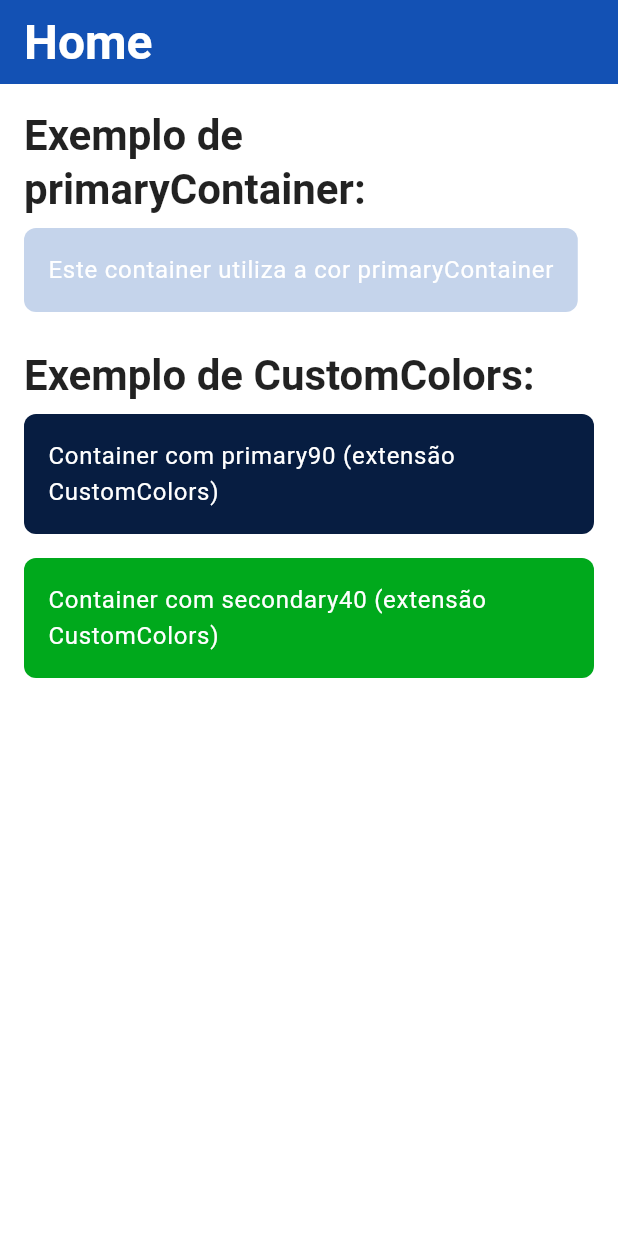
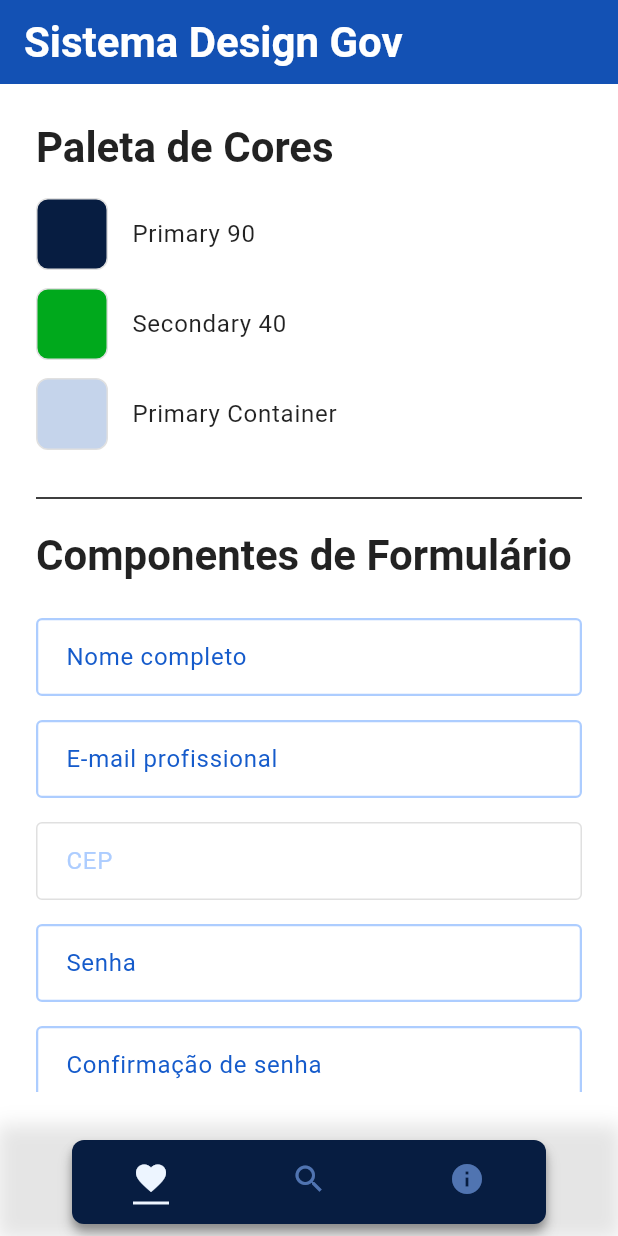
Before and after one commit to giancraft/ds-gov-temporario, a Flutter app: the screen it shows after launch, on a phone screen of 412 x 824 dp. Run offline on Flutter 3.47's test engine with Material 3 defaults, Android fonts, the phone set to English and light mode, and no system bars.

Commit message:
tarefa-537-540-539-538 feitas

```diff
--- a/lib/main.dart
+++ b/lib/main.dart
@@ -1,5 +1,9 @@
 import 'package:flutter/material.dart';
-import 'theme.dart'; // Certifique-se de que o caminho está correto
+import 'widgets/bottomNavBar.dart';
+import 'widgets/textFields.dart';
+import 'widgets/dialogs.dart';
+import 'theme.dart';
+import 'widgets/progressIndicator.dart';
 
 void main() {
   runApp(const MyApp());
@@ -11,86 +15,254 @@ class MyApp extends StatelessWidget {
   @override
   Widget build(BuildContext context) {
     return MaterialApp(
-      title: 'Exemplo de Theme',
+      title: 'Design System Gov',
       theme: AppTheme.themeData,
       home: const HomeScreen(),
     );
   }
 }
 
-class HomeScreen extends StatelessWidget {
+class HomeScreen extends StatefulWidget {
   const HomeScreen({super.key});
 
   @override
+  State<HomeScreen> createState() => _HomeScreenState();
+}
+
+class _HomeScreenState extends State<HomeScreen> {
+  int _selectedIndex = 0;
+  final TextEditingController _passwordController = TextEditingController();
+  final TextEditingController _confirmPasswordController =
+      TextEditingController();
+  bool _passwordsMatch = false;
+
+  bool _isLoading = false;
+
+  void _onItemTapped(int index) => setState(() => _selectedIndex = index);
+
+  @override
+  void dispose() {
+    _passwordController.dispose();
+    _confirmPasswordController.dispose();
+    super.dispose();
+  }
+
+  @override
   Widget build(BuildContext context) {
-    // Obtenha o tema da aplicação
     final theme = Theme.of(context);
 
     return Scaffold(
       appBar: AppBar(
         title: Text(
-          "Home",
-          style: theme.textTheme.headlineLarge?.copyWith(color: Colors.white),
+          "Sistema Design Gov",
+          style: theme.textTheme.headlineMedium?.copyWith(color: Colors.white),
         ),
-        // O AppBar utilizará a cor primary definida em AppTheme
       ),
-      body: Padding(
-        padding: const EdgeInsets.all(16.0),
-        child: Column(
-          crossAxisAlignment: CrossAxisAlignment.start,
+      body: SafeArea(
+        child: Padding(
+          padding: const EdgeInsets.all(24),
+          child: ListView(
             children: [
-            // Exemplo utilizando primaryContainer definido no ColorScheme
-            Text(
-              "Exemplo de primaryContainer:",
-              style: theme.textTheme.headlineMedium,
-            ),
-            const SizedBox(height: 8.0),
-            Container(
-              padding: const EdgeInsets.all(16.0),
-              decoration: BoxDecoration(
-                color: theme.colorScheme.primaryContainer,
-                borderRadius: BorderRadius.circular(8.0),
-              ),
-              child: Text(
-                'Este container utiliza a cor primaryContainer',
-                style: theme.textTheme.bodyLarge?.copyWith(
-                  color: theme.colorScheme.onPrimary,
+              _buildColorSection(theme),
+              const Divider(height: 40, thickness: 1),
+              _buildFormSection(theme),
+              const Divider(height: 40, thickness: 1),
+              _buildDialogSection(context),
+              const Divider(height: 40, thickness: 1),
+              _buildLoadingDemo(),
+              const SizedBox(height: 80),
+            ],
           ),
         ),
       ),
-            const SizedBox(height: 24.0),
-            // Exemplo utilizando cores customizadas definidas na extensão CustomColors
-            Text(
-              "Exemplo de CustomColors:",
-              style: theme.textTheme.headlineMedium,
+      bottomNavigationBar: Container(
+        decoration: BoxDecoration(
+          boxShadow: [
+            BoxShadow(
+              color: Colors.black.withOpacity(0.1),
+              blurRadius: 10,
+              spreadRadius: 2,
             ),
-            const SizedBox(height: 8.0),
-            Container(
-              padding: const EdgeInsets.all(16.0),
-              decoration: BoxDecoration(
-                color: theme.primary90, // Usando a variação primary90 definida na extensão
-                borderRadius: BorderRadius.circular(8.0),
+          ],
         ),
-              child: Text(
-                'Container com primary90 (extensão CustomColors)',
-                style: theme.textTheme.bodyLarge?.copyWith(color: Colors.white),
+        child: SafeArea(
+          child: Padding(
+            padding: const EdgeInsets.symmetric(horizontal: 24, vertical: 8),
+            child: CustomBottomNavBar(
+              selectedIndex: _selectedIndex,
+              onItemTapped: _onItemTapped,
+              itemCount: 3,
             ),
           ),
-            const SizedBox(height: 16.0),
-            Container(
-              padding: const EdgeInsets.all(16.0),
-              decoration: BoxDecoration(
-                color: theme.secondary40, // Usando a variação secondary40 definida na extensão
-                borderRadius: BorderRadius.circular(8.0),
-              ),
-              child: Text(
-                'Container com secondary40 (extensão CustomColors)',
-                style: theme.textTheme.bodyLarge?.copyWith(color: Colors.white),
-              ),
-            ),
-          ],
         ),
       ),
     );
   }
+
+  Widget _buildLoadingDemo() {
+    return Column(
+      crossAxisAlignment: CrossAxisAlignment.start,
+      children: [
+        Text(
+          "Indicador de Progresso Personalizado",
+          style: Theme.of(context).textTheme.headlineMedium,
+        ),
+        const SizedBox(height: 24),
+        _isLoading
+            ? const CustomProgressIndicator(size: 36)
+            : ElevatedButton(
+              onPressed: () {
+                setState(() => _isLoading = true);
+                Future.delayed(const Duration(seconds: 2), () {
+                  setState(() => _isLoading = false);
+                });
+              },
+              style: ElevatedButton.styleFrom(
+                backgroundColor: Theme.of(context).primary60,
+              ),
+              child: const Text(
+                "Simular Carregamento",
+                style: TextStyle(color: Colors.white),
+              ),
+            ),
+      ],
+    );
   }
+
+  Widget _buildDialogSection(BuildContext context) {
+    return Column(
+      crossAxisAlignment: CrossAxisAlignment.start,
+      children: [
+        Text(
+          "Componentes de Diálogo",
+          style: Theme.of(context).textTheme.headlineMedium,
+        ),
+        const SizedBox(height: 24),
+        Wrap(
+          spacing: 12,
+          runSpacing: 12,
+          alignment: WrapAlignment.start,
+          children: [
+            _buildDialogButton(
+              context,
+              "Simples",
+              () => CustomDialogs.showTitleDialog(context),
+            ),
+            _buildDialogButton(
+              context,
+              "Com Ícone",
+              () => CustomDialogs.showIconTitleDialog(context),
+            ),
+            _buildDialogButton(
+              context,
+              "Sem Título",
+              () => CustomDialogs.showSimpleDialog(context),
+            ),
+          ],
+        ),
+      ],
+    );
+  }
+
+  Widget _buildDialogButton(
+    BuildContext context,
+    String text,
+    VoidCallback action,
+  ) {
+    return ElevatedButton(
+      style: ElevatedButton.styleFrom(
+        backgroundColor: Theme.of(context).primary60,
+        padding: const EdgeInsets.symmetric(horizontal: 20, vertical: 12),
+        shape: RoundedRectangleBorder(borderRadius: BorderRadius.circular(8)),
+      ),
+      onPressed: action,
+      child: Text(
+        text,
+        style: const TextStyle(
+          color: Colors.white,
+          fontSize: 14,
+          fontWeight: FontWeight.w500,
+        ),
+      ),
+    );
+  }
+
+  Widget _buildColorSection(ThemeData theme) {
+    return Column(
+      crossAxisAlignment: CrossAxisAlignment.start,
+      children: [
+        Text("Paleta de Cores", style: theme.textTheme.headlineMedium),
+        const SizedBox(height: 16),
+        _ColorTile("Primary 90", theme.primary90),
+        _ColorTile("Secondary 40", theme.secondary40),
+        _ColorTile("Primary Container", theme.colorScheme.primaryContainer),
+      ],
+    );
+  }
+
+  Widget _buildFormSection(ThemeData theme) {
+    return Column(
+      crossAxisAlignment: CrossAxisAlignment.start,
+      children: [
+        Text(
+          "Componentes de Formulário",
+          style: theme.textTheme.headlineMedium,
+        ),
+        const SizedBox(height: 24),
+        const CustomTextField(label: "Nome completo"),
+        const SizedBox(height: 16),
+        const CustomTextField(label: "E-mail profissional"),
+        const SizedBox(height: 16),
+        const CustomTextField(label: "CEP", isDisabled: true),
+        const SizedBox(height: 16),
+        CustomTextField(
+          label: "Senha",
+          controller: _passwordController,
+          obscureText: true,
+        ),
+        const SizedBox(height: 16),
+        CustomTextField(
+          label: "Confirmação de senha",
+          controller: _confirmPasswordController,
+          obscureText: true,
+          hasError:
+              !_passwordsMatch && _confirmPasswordController.text.isNotEmpty,
+          errorText: _passwordsMatch ? null : "As senhas não coincidem",
+          onChanged:
+              (value) => setState(() {
+                _passwordsMatch = value == _passwordController.text;
+              }),
+        ),
+      ],
+    );
+  }
+}
+
+class _ColorTile extends StatelessWidget {
+  final String label;
+  final Color color;
+
+  const _ColorTile(this.label, this.color);
+
+  @override
+  Widget build(BuildContext context) {
+    return Padding(
+      padding: const EdgeInsets.only(bottom: 12),
+      child: Row(
+        children: [
+          Container(
+            width: 48,
+            height: 48,
+            decoration: BoxDecoration(
+              color: color,
+              borderRadius: BorderRadius.circular(8),
+              border: Border.all(color: Colors.grey.shade300),
+            ),
+          ),
+          const SizedBox(width: 16),
+          Text(label, style: Theme.of(context).textTheme.bodyLarge),
+        ],
+      ),
+    );
+  }
+}
--- a/lib/theme.dart
+++ b/lib/theme.dart
@@ -1,7 +1,6 @@
 import 'package:flutter/material.dart';
 
 class AppTheme {
-  // Defina as cores do design system
   static const Color primaryColor = Color(0xFF1351B4);
   static const Color secondaryColor = Color(0xFF168821);
 
@@ -9,7 +8,6 @@ class AppTheme {
   static const Color errorColor = Color(0xFFB00020);
   static const Color textColor = Colors.black87;
 
-  // Crie a tipografia do design system
   static final TextTheme textTheme = TextTheme(
     headlineLarge: TextStyle(
       fontSize: 32,
@@ -26,26 +24,11 @@ class AppTheme {
       fontWeight: FontWeight.w500,
       color: textColor,
     ),
-    bodyLarge: TextStyle(
-      fontSize: 16,
-      color: textColor,
-    ),
-    bodyMedium: TextStyle(
-      fontSize: 14,
-      color: textColor,
-    ),
-    labelLarge: TextStyle(
-      fontSize: 14,
-      color: textColor,
-    ),
-    labelMedium: TextStyle(
-      fontSize: 12,
-      color: textColor,
-    ),
-    labelSmall: TextStyle(
-      fontSize: 10,
-      color: textColor,
-    ),
+    bodyLarge: TextStyle(fontSize: 16, color: textColor),
+    bodyMedium: TextStyle(fontSize: 14, color: textColor),
+    labelLarge: TextStyle(fontSize: 14, color: textColor),
+    labelMedium: TextStyle(fontSize: 12, color: textColor),
+    labelSmall: TextStyle(fontSize: 10, color: textColor),
   );
 
   static final ThemeData themeData = ThemeData(
@@ -54,24 +37,21 @@ class AppTheme {
     appBarTheme: AppBarTheme(
       backgroundColor: primaryColor,
       elevation: 4.0,
-      titleTextStyle: textTheme.titleLarge?.copyWith(color: Colors.white),
+      titleTextStyle: textTheme.headlineLarge?.copyWith(color: Colors.white),
     ),
-    colorScheme: ColorScheme(
+    colorScheme: ColorScheme.light(
       primary: primaryColor,
-      primaryContainer: Color(0xFFC5D4EB),
+      primaryContainer: const Color(0xFFC5D4EB),
       secondary: secondaryColor,
-      secondaryContainer: Color(0xFF03DAC5),
+      secondaryContainer: const Color(0xFF03DAC5),
       surface: Colors.white,
-      error: errorColor,
+      error: errorColor, // Agora está corretamente definido
       onPrimary: Colors.white,
       onSecondary: Colors.black,
       onSurface: Colors.black,
       onError: Colors.white,
-      brightness: Brightness.light,
     ),
   );
-
-
 }
 
 extension CustomColors on ThemeData {
@@ -93,6 +73,4 @@ extension CustomColors on ThemeData {
   Color get secondary20 => const Color(0xFF70E17B);
   Color get secondary10 => const Color(0xFFB7F5BD);
   Color get secondary05 => const Color(0xFFE3FAE1);
-
-
 }
--- /dev/null
+++ b/lib/widgets/bottomNavBar.dart
@@ -0,0 +1,110 @@
+import 'package:flutter/material.dart';
+import '../theme.dart';
+
+class CustomBottomNavBar extends StatelessWidget {
+  final int selectedIndex;
+  final Function(int) onItemTapped;
+  final int itemCount;
+
+  const CustomBottomNavBar({
+    super.key,
+    required this.selectedIndex,
+    required this.onItemTapped,
+    required this.itemCount,
+  });
+
+  @override
+  Widget build(BuildContext context) {
+    final theme = Theme.of(context);
+
+    return Container(
+      width: 360,
+      height: 56,
+      margin: const EdgeInsets.symmetric(horizontal: 24),
+      decoration: BoxDecoration(
+        color: theme.primary90,
+        borderRadius: BorderRadius.circular(8),
+        boxShadow: _buildBoxShadow(),
+      ),
+      child: Row(
+        mainAxisAlignment: MainAxisAlignment.spaceAround,
+        children: List.generate(itemCount, (index) {
+          final isActive = index == selectedIndex;
+          return _NavItem(
+            icon: _getIcon(index),
+            isActive: isActive,
+            activeColor: theme.primary05,
+            inactiveColor: theme.primary30.withOpacity(0.6),
+            onTap: () => onItemTapped(index),
+          );
+        }),
+      ),
+    );
+  }
+
+  List<BoxShadow> _buildBoxShadow() => [
+    BoxShadow(
+      color: Colors.black.withOpacity(0.14),
+      blurRadius: 8,
+      offset: const Offset(0, 8),
+    ),
+    BoxShadow(
+      color: Colors.black.withOpacity(0.12),
+      blurRadius: 3,
+      offset: const Offset(0, 3),
+    ),
+    BoxShadow(
+      color: Colors.black.withOpacity(0.2),
+      blurRadius: 5,
+      offset: const Offset(0, 5),
+    ),
+  ];
+
+  IconData _getIcon(int index) {
+    switch (index) {
+      case 0:
+        return Icons.favorite;
+      case 1:
+        return Icons.search;
+      case 2:
+        return Icons.info;
+      case 3:
+        return Icons.notifications;
+      case 4:
+        return Icons.settings;
+      default:
+        return Icons.error;
+    }
+  }
+}
+
+class _NavItem extends StatelessWidget {
+  final IconData icon;
+  final bool isActive;
+  final Color activeColor;
+  final Color inactiveColor;
+  final VoidCallback onTap;
+
+  const _NavItem({
+    required this.icon,
+    required this.isActive,
+    required this.activeColor,
+    required this.inactiveColor,
+    required this.onTap,
+  });
+
+  @override
+  Widget build(BuildContext context) {
+    return GestureDetector(
+      onTap: onTap,
+      child: Column(
+        mainAxisSize: MainAxisSize.min,
+        children: [
+          Icon(icon, color: isActive ? activeColor : inactiveColor, size: 24),
+          const SizedBox(height: 4),
+          if (isActive) Container(width: 24, height: 2, color: activeColor),
+        ],
+      ),
+    );
+  }
+}
--- /dev/null
+++ b/lib/widgets/dialogs.dart
@@ -0,0 +1,106 @@
+import 'package:flutter/material.dart';
+import '../theme.dart';
+
+class CustomDialogs {
+  static Future<void> showTitleDialog(BuildContext context) {
+    return showDialog(
+      context: context,
+      builder:
+          (context) => AlertDialog(
+            titlePadding: const EdgeInsets.fromLTRB(24, 24, 24, 0),
+            contentPadding: const EdgeInsets.fromLTRB(24, 16, 24, 24),
+            title: _buildDialogTitle(context, "Título do Diálogo", null),
+            content: _buildDialogContent(context),
+            actions: _buildDialogActions(context),
+            shape: RoundedRectangleBorder(
+              borderRadius: BorderRadius.circular(8),
+            ),
+          ),
+    );
+  }
+
+  static Future<void> showIconTitleDialog(BuildContext context) {
+    return showDialog(
+      context: context,
+      builder:
+          (context) => AlertDialog(
+            titlePadding: const EdgeInsets.fromLTRB(24, 24, 24, 0),
+            contentPadding: const EdgeInsets.fromLTRB(24, 16, 24, 24),
+            title: _buildDialogTitle(
+              context,
+              "Aviso Importante",
+              Icons.warning,
+            ),
+            content: _buildDialogContent(context),
+            actions: _buildDialogActions(context),
+            shape: RoundedRectangleBorder(
+              borderRadius: BorderRadius.circular(8),
+            ),
+          ),
+    );
+  }
+
+  static Future<void> showSimpleDialog(BuildContext context) {
+    return showDialog(
+      context: context,
+      builder:
+          (context) => AlertDialog(
+            contentPadding: const EdgeInsets.fromLTRB(24, 32, 24, 24),
+            content: Column(
+              mainAxisSize: MainAxisSize.min,
+              children: [
+                _buildDialogContent(context),
+                const SizedBox(height: 24),
+                Row(
+                  mainAxisAlignment: MainAxisAlignment.end,
+                  children: _buildDialogActions(context),
+                ),
+              ],
+            ),
+          ),
+    );
+  }
+
+  // Métodos auxiliares
+  static Widget _buildDialogTitle(
+    BuildContext context,
+    String text,
+    IconData? icon,
+  ) {
+    return Row(
+      children: [
+        if (icon != null)
+          Icon(icon, color: Theme.of(context).primary60, size: 24),
+        if (icon != null) const SizedBox(width: 12),
+        Text(text, style: Theme.of(context).textTheme.headlineSmall),
+      ],
+    );
+  }
+
+  static Widget _buildDialogContent(BuildContext context) {
+    return Text(
+      "Lorem ipsum dolor sit amet, consectetur adipiscing elit...",
+      style: Theme.of(context).textTheme.bodyMedium,
+    );
+  }
+
+  static List<Widget> _buildDialogActions(BuildContext context) {
+    return [
+      TextButton(
+        onPressed: () => Navigator.pop(context),
+        child: Text(
+          "CANCELAR",
+          style: TextStyle(color: Theme.of(context).primary60),
+        ),
+      ),
+      const SizedBox(width: 8),
+      TextButton(
+        onPressed: () => Navigator.pop(context),
+        child: Text(
+          "CONFIRMAR",
+          style: TextStyle(color: Theme.of(context).primary60),
+        ),
+      ),
+    ];
+  }
+}
--- /dev/null
+++ b/lib/widgets/progressIndicator.dart
@@ -0,0 +1,23 @@
+import 'package:flutter/material.dart';
+import '../theme.dart';
+
+class CustomProgressIndicator extends StatelessWidget {
+  final double size;
+  final Color? color;
+
+  const CustomProgressIndicator({super.key, this.size = 24, this.color});
+
+  @override
+  Widget build(BuildContext context) {
+    return SizedBox(
+      width: size,
+      height: size,
+      child: CircularProgressIndicator(
+        strokeWidth: 2.5,
+        valueColor: AlwaysStoppedAnimation<Color>(
+          color ?? Theme.of(context).primary60,
+        ),
+      ),
+    );
+  }
+}
--- /dev/null
+++ b/lib/widgets/textFields.dart
@@ -0,0 +1,111 @@
+import 'package:flutter/material.dart';
+import '../theme.dart';
+
+class CustomTextField extends StatefulWidget {
+  final String label;
+  final bool hasError;
+  final bool isDisabled;
+  final String? errorText;
+  final TextEditingController? controller;
+  final bool obscureText;
+  final ValueChanged<String>? onChanged;
+
+  const CustomTextField({
+    super.key,
+    required this.label,
+    this.hasError = false,
+    this.isDisabled = false,
+    this.errorText,
+    this.controller,
+    this.obscureText = false,
+    this.onChanged,
+  });
+
+  @override
+  State<CustomTextField> createState() => _CustomTextFieldState();
+}
+
+class _CustomTextFieldState extends State<CustomTextField> {
+  late FocusNode _focusNode;
+  bool _isHovered = false;
+
+  @override
+  void initState() {
+    super.initState();
+    _focusNode = FocusNode();
+    _focusNode.addListener(_handleFocusChange);
+  }
+
+  void _handleFocusChange() => setState(() {});
+
+  @override
+  void dispose() {
+    _focusNode.dispose();
+    super.dispose();
+  }
+
+  @override
+  Widget build(BuildContext context) {
+    final theme = Theme.of(context);
+
+    return MouseRegion(
+      onEnter: (_) => setState(() => _isHovered = true),
+      onExit: (_) => setState(() => _isHovered = false),
+      child: TextFormField(
+        controller: widget.controller,
+        obscureText: widget.obscureText,
+        focusNode: _focusNode,
+        enabled: !widget.isDisabled,
+        decoration: _buildDecoration(theme),
+        onChanged: widget.onChanged,
+      ),
+    );
+  }
+
+  InputDecoration _buildDecoration(ThemeData theme) {
+    final border = OutlineInputBorder(
+      borderRadius: BorderRadius.circular(4),
+      borderSide: BorderSide(color: _getBorderColor(theme), width: 1.5),
+    );
+
+    return InputDecoration(
+      labelText: widget.label,
+      labelStyle: TextStyle(color: _getLabelColor(theme)),
+      enabled: !widget.isDisabled,
+      floatingLabelStyle: TextStyle(color: _getFloatingLabelColor(theme)),
+      border: border,
+      enabledBorder: border,
+      focusedBorder: border.copyWith(
+        borderSide: BorderSide(color: _getFocusColor(theme), width: 2.0),
+      ),
+      errorBorder: border.copyWith(
+        borderSide: BorderSide(color: theme.secondary40, width: 2.0),
+      ),
+      errorText:
+          widget.hasError ? widget.errorText ?? 'Campo obrigatório' : null,
+      contentPadding: const EdgeInsets.symmetric(horizontal: 16, vertical: 14),
+    );
+  }
+
+  Color _getBorderColor(ThemeData theme) {
+    if (widget.hasError) return theme.colorScheme.error;
+    if (widget.isDisabled) return theme.primary20;
+    if (_focusNode.hasFocus) return theme.primary60;
+    if (_isHovered) return theme.primary40;
+    return theme.primary20;
+  }
+
+  Color _getLabelColor(ThemeData theme) {
+    if (widget.isDisabled) return theme.primary20;
+    return theme.primary60;
+  }
+
+  Color _getFloatingLabelColor(ThemeData theme) {
+    if (widget.hasError) return theme.colorScheme.error;
+    return theme.primary60;
+  }
+
+  Color _getFocusColor(ThemeData theme) {
+    return widget.hasError ? theme.secondary40 : theme.primary60;
+  }
+}
```
Lines whose indentation alone changed are shown as unchanged.
